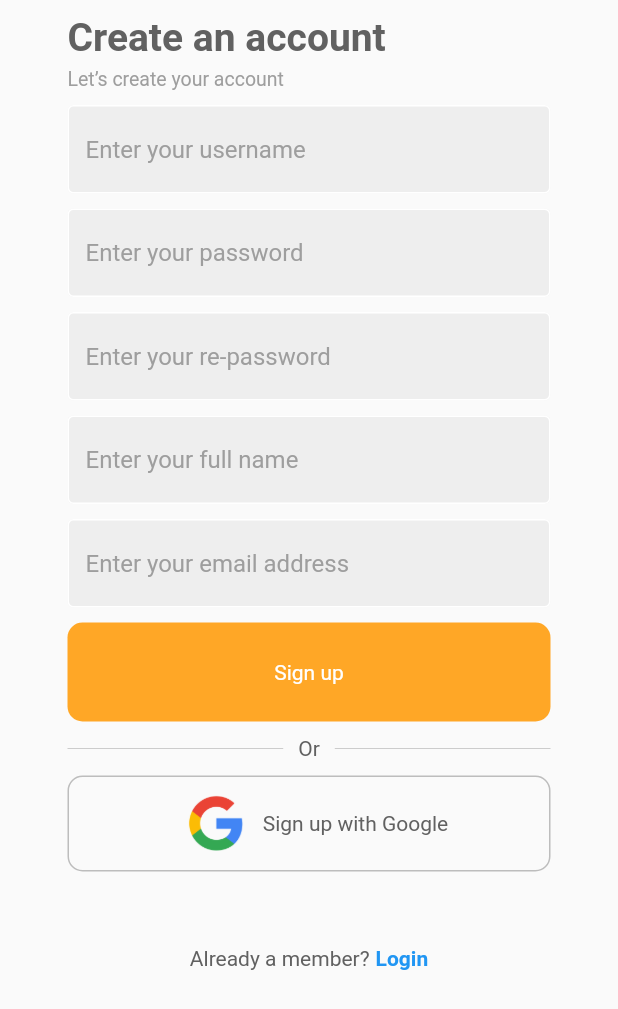
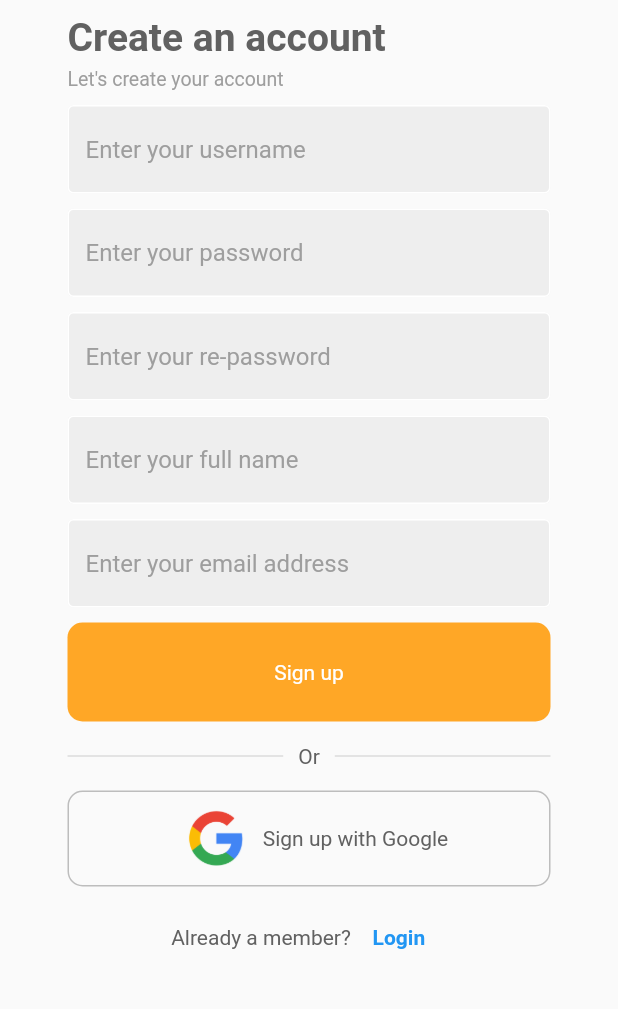
Before and after one commit to qlinh28/KitToo, a Flutter app: the SignUpPage screen opened directly, on a phone screen of 412 x 824 dp. Shown: the top 1009 px of the screen. Run offline on Flutter 3.47's test engine with Material 2 defaults, Android fonts, the light colour scheme and no system bars; our stand-ins replace flutter_spinkit.

Commit message:
splash screen and navigator login with signup

```diff
--- a/lib/pages/sign_up_page.dart
+++ b/lib/pages/sign_up_page.dart
@@ -20,7 +20,7 @@
         resizeToAvoidBottomInset: false,
         body: SafeArea(
           child: Container(
-            padding: const EdgeInsets.fromLTRB(45, 10, 45, 10),
+            padding: const EdgeInsets.fromLTRB(45, 10, 45, 0),
             child: Column(
               children: [
                 Row(
@@ -43,7 +43,7 @@
                   mainAxisAlignment: MainAxisAlignment.start,
                   children: [
                     Text(
-                      'Let’s create your account',
+                      'Let\'s create your account',
                       style: TextStyle(
                         color: Colors.grey[500],
                         fontSize: 13,
@@ -99,7 +99,7 @@
                   onTap: signUpUser,
                 ),
 
-                const SizedBox(height: 10),
+                const SizedBox(height: 15),
 
                 Padding(
                   padding: const EdgeInsets.symmetric(horizontal: 0),
@@ -128,7 +128,7 @@
                   ),
                 ),
 
-                const SizedBox(height: 10),
+                const SizedBox(height: 15),
 
                 Container(
                   decoration: BoxDecoration(
@@ -147,7 +147,7 @@
                   ),
                 ),
 
-                const SizedBox(height: 50),
+                const SizedBox(height: 10),
 
                 Row(
                   mainAxisAlignment: MainAxisAlignment.center,
@@ -156,11 +156,14 @@
                       'Already a member?',
                       style: TextStyle(color: Colors.grey[700]),
                     ),
-                    const SizedBox(width: 4),
-                    const Text(
-                      'Login',
-                      style: TextStyle(
-                          color: Colors.blue, fontWeight: FontWeight.bold),
+                    TextButton(
+                      style: ElevatedButton.styleFrom(
+                          textStyle:
+                              const TextStyle(fontWeight: FontWeight.bold)),
+                      onPressed: () {
+                        Navigator.pop(context);
+                      },
+                      child: const Text('Login'),
                     ),
                   ],
                 )
--- a/pubspec.yaml
+++ b/pubspec.yaml
@@ -38,6 +38,7 @@
   cupertino_icons: ^1.0.2
   firebase_auth: ^4.2.6
   firebase_core: ^2.5.0
+  flutter_spinkit: ^5.1.0
 
 dev_dependencies:
   flutter_test:
```
Also changed, not shown: lib/pages/login_page.dart (+17 -10 lines), pubspec.lock.
